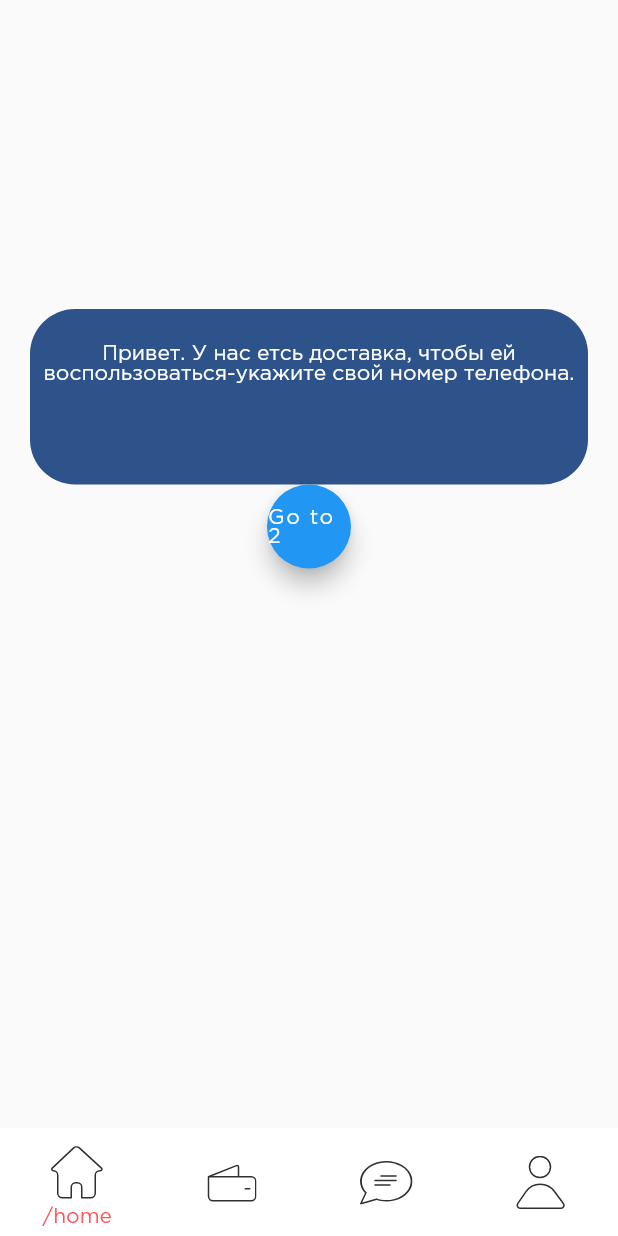
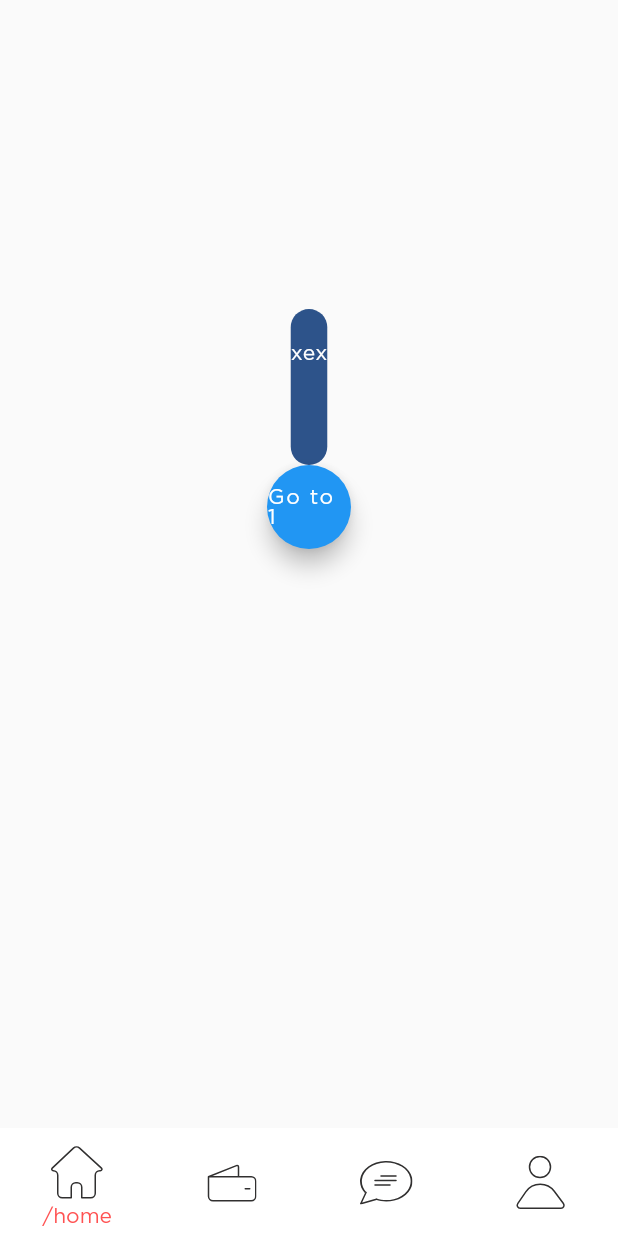
Before and after one commit to lamedevelop/cucumber-mobile, a Flutter app: the screen it shows after launch, after a tap on "Go to 2", on a phone screen of 412 x 824 dp. Run offline on Flutter 3.47's test engine with Material 2 defaults, Android fonts, the phone set to English and light mode, and no system bars; our stand-ins replace flutter_svg, get, shimmer; network calls fail.

Commit message:
[CU-21] navigator on home_page

```diff
--- a/lib/pages/home_page.dart
+++ b/lib/pages/home_page.dart
@@ -6,14 +6,39 @@ import 'package:cucumber_mobile/widgets/custom_scaffold.dart';
 import 'package:cucumber_mobile/widgets/home_page/home_page.dart';
 import 'package:cucumber_mobile/config/routes_names.dart' as route_name;
 
+class HomePageBinding extends Bindings {
+  @override
+  void dependencies() {
+    Get.lazyPut<HomePageController>(() => HomePageController());
+  }
+}
+
 class HomePageController extends GetxController {
-  int tabIndex = 0;
+  var tabIndex = 0.obs;
+
+  final pages = <String>['/first', '/second'];
+
+  Route? onGenerateRoute(RouteSettings settings) {
+    if (settings.name == '/first') {
+      return GetPageRoute(
+        settings: settings,
+        page: () => welcomeMessageBuilder1(changeTabIndex),
+      );
+    }
+
+    if (settings.name == '/second') {
+      return GetPageRoute(
+        settings: settings,
+        page: () => welcomeMessageBuilder2(changeTabIndex),
+      );
+    }
+
+    return null;
+  }
 
   void changeTabIndex(int index) {
-    print(index);
-    print(tabIndex);
-    tabIndex = index;
-    update();
+    tabIndex.value = index;
+    Get.toNamed(pages[index], id: 1);
   }
 }
 
@@ -21,29 +46,41 @@ class HomePage extends GetView<HomePageController> {
   @override
   Widget build(BuildContext context) {
     return PageTransitionSwitcher(
+      duration: Duration(milliseconds: 1000),
+      child: Navigator(
+        key: Get.nestedKey(1),
+        initialRoute: '/first',
+        onGenerateRoute: controller.onGenerateRoute,
+      ),
       transitionBuilder: (c, p, s) => FadeThroughTransition(
         animation: p,
         secondaryAnimation: s,
         child: c,
       ),
-      child: [
-        _welcomeMessageBuilder1(context, controller.changeTabIndex),
-        _welcomeMessageBuilder2(context, controller.changeTabIndex),
-      ][controller.tabIndex],
     );
   }
+}
 
-  Widget _welcomeMessageBuilder1(context, Function func) {
+class welcomeMessageController extends GetxController {}
+
+class welcomeMessageBuilder1 extends GetView<welcomeMessageController> {
+  Function func;
+  welcomeMessageBuilder1(
+    this.func, {
+    Key? key,
+  }) : super(key: key);
+
+  @override
+  Widget build(BuildContext context) {
     return Container(
       width: MediaQuery.of(context).size.width,
       child: Column(
         children: [
-          WelcomeMessage(
-              'Привет. У нас етсь доставка, чтобы ей воспользоваться-укажите свой номер телефона.'),
+          WelcomeMessage('Привет. У нас етсь доставка, чтобы ей' +
+              'воспользоваться-укажите свой номер телефона.'),
           FloatingActionButton(
-            child: Text('Go to 2'),
+            child: Center(child: Text('Go to 2')),
             onPressed: () {
-              print(11);
               func(1);
             },
           )
@@ -51,17 +88,27 @@ class HomePage extends GetView<HomePageController> {
       ),
     );
   }
+}
 
-  Widget _welcomeMessageBuilder2(context, Function func) {
+class welcomeMessageController2 extends GetxController {}
+
+class welcomeMessageBuilder2 extends GetView<welcomeMessageController2> {
+  Function func;
+  welcomeMessageBuilder2(
+    this.func, {
+    Key? key,
+  }) : super(key: key);
+
+  @override
+  Widget build(BuildContext context) {
     return Container(
       width: MediaQuery.of(context).size.width,
       child: Column(
         children: [
           WelcomeMessage('хех'),
           FloatingActionButton(
-            child: Text('Go to 1'),
+            child: Center(child: Text('Go to 1')),
             onPressed: () {
-              print(22);
               func(0);
             },
           )
--- a/lib/routes.dart
+++ b/lib/routes.dart
@@ -15,8 +15,7 @@ class AppPages {
     GetPage(
       name: route_name.HOME,
       page: () => HomePage(),
-      transition: Transition.cupertino,
-      fullscreenDialog: true,
+      binding: HomePageBinding(),
     ),
     GetPage(
       name: route_name.PRODUCTS_LIST,
--- a/lib/widgets/custom_scaffold.dart
+++ b/lib/widgets/custom_scaffold.dart
@@ -43,12 +43,13 @@ class CustomScaffold extends StatelessWidget {
       builder: (controller) {
         return Scaffold(
           body: PageTransitionSwitcher(
+            duration: Duration(milliseconds: 500),
+            child: controller.pagesList[controller.tabIndex],
             transitionBuilder: (c, p, s) => FadeThroughTransition(
               animation: p,
               secondaryAnimation: s,
               child: c,
             ),
-            child: controller.pagesList[controller.tabIndex],
           ),
           bottomNavigationBar: BottomNavigationBar(
             unselectedItemColor: Colors.black,
```
